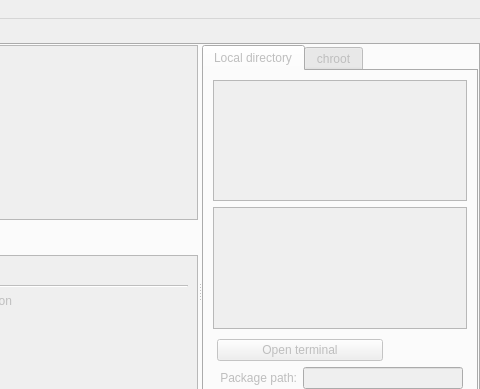
Old version of the form src/ObsLightGui/ui/obsLightMain.ui in the repository ronan22/obs-light; both pictures show x 320 to 800 and y 0 to 389 of the 800 by 560 pixel window.
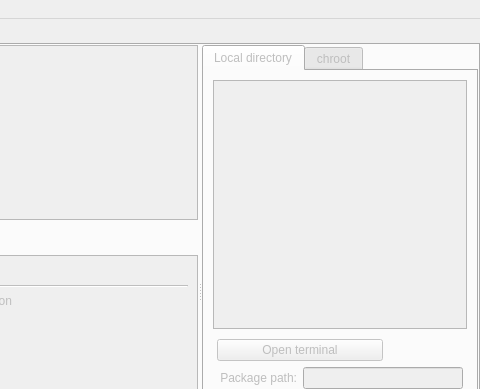
New version of the form. Icons and pictures are not drawn.

Commit message: - removed old file list view

What changed in the file:
```diff
--- a/src/ObsLightGui/ui/obsLightMain.ui
+++ b/src/ObsLightGui/ui/obsLightMain.ui
@@ -603,10 +603,7 @@
              <string>Local directory</string>
             </attribute>
             <layout class="QGridLayout" name="gridLayout_12">
-             <item row="2" column="0">
-              <widget class="QTreeView" name="fileTreeView"/>
-             </item>
-             <item row="6" column="0">
+             <item row="5" column="0">
               <widget class="QWidget" name="widget" native="true">
                <layout class="QGridLayout" name="gridLayout_11">
                 <property name="margin">
@@ -762,7 +759,7 @@
                </layout>
               </widget>
              </item>
-             <item row="3" column="0">
+             <item row="2" column="0">
               <widget class="QTableView" name="fileTableView">
                <property name="sortingEnabled">
                 <bool>true</bool>
```
The commit also changes 2 other files.
